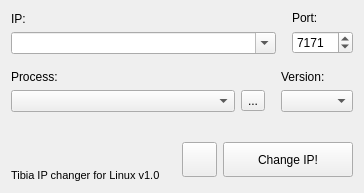
Old version of the form mainwindow.ui in the repository Google-Code-Fork/ip-changer.
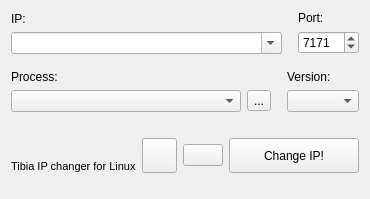
New version of the form. Icons and pictures are not drawn.

Diff of the .ui file:
```diff
--- a/mainwindow.ui
+++ b/mainwindow.ui
@@ -6,8 +6,8 @@
    <rect>
     <x>0</x>
     <y>0</y>
-    <width>364</width>
-    <height>193</height>
+    <width>370</width>
+    <height>199</height>
    </rect>
   </property>
   <property name="windowTitle">
@@ -201,6 +201,9 @@
           <property name="orientation">
            <enum>Qt::Vertical</enum>
           </property>
+          <property name="sizeType">
+           <enum>QSizePolicy::Maximum</enum>
+          </property>
           <property name="sizeHint" stdset="0">
            <size>
             <width>20</width>
@@ -216,7 +219,7 @@
 &lt;html&gt;&lt;head&gt;&lt;meta name=&quot;qrichtext&quot; content=&quot;1&quot; /&gt;&lt;style type=&quot;text/css&quot;&gt;
 p, li { white-space: pre-wrap; }
 &lt;/style&gt;&lt;/head&gt;&lt;body style=&quot; font-family:'Sans Serif'; font-size:9pt; font-weight:400; font-style:normal;&quot;&gt;
-&lt;p style=&quot; margin-top:0px; margin-bottom:0px; margin-left:0px; margin-right:0px; -qt-block-indent:0; text-indent:0px;&quot;&gt;&lt;span style=&quot; font-size:8pt;&quot;&gt;Tibia IP changer for Linux v1.0&lt;/span&gt;&lt;/p&gt;&lt;/body&gt;&lt;/html&gt;</string>
+&lt;p style=&quot; margin-top:0px; margin-bottom:0px; margin-left:0px; margin-right:0px; -qt-block-indent:0; text-indent:0px;&quot;&gt;&lt;span style=&quot; font-size:8pt;&quot;&gt;Tibia IP changer for Linux&lt;/span&gt;&lt;/p&gt;&lt;/body&gt;&lt;/html&gt;</string>
           </property>
          </widget>
         </item>
@@ -264,6 +267,29 @@
         </property>
        </widget>
       </item>
+      <item>
+       <widget class="QPushButton" name="pushButton_3">
+        <property name="sizePolicy">
+         <sizepolicy hsizetype="Maximum" vsizetype="Fixed">
+          <horstretch>0</horstretch>
+          <verstretch>0</verstretch>
+         </sizepolicy>
+        </property>
+        <property name="toolTip">
+         <string>Minimize to tray</string>
+        </property>
+        <property name="icon">
+         <iconset>
+          <normaloff>:/icons/icons/bottom.png</normaloff>:/icons/icons/bottom.png</iconset>
+        </property>
+        <property name="iconSize">
+         <size>
+          <width>24</width>
+          <height>24</height>
+         </size>
+        </property>
+       </widget>
+      </item>
       <item>
        <widget class="QPushButton" name="pushButton">
         <property name="sizePolicy">
@@ -295,6 +321,22 @@
       </item>
      </layout>
     </item>
+    <item>
+     <spacer name="verticalSpacer_2">
+      <property name="orientation">
+       <enum>Qt::Vertical</enum>
+      </property>
+      <property name="sizeType">
+       <enum>QSizePolicy::Expanding</enum>
+      </property>
+      <property name="sizeHint" stdset="0">
+       <size>
+        <width>20</width>
+        <height>40</height>
+       </size>
+      </property>
+     </spacer>
+    </item>
    </layout>
   </widget>
  </widget>
```
Left out of the diff: 24 changed lines with no effect on the pictures.
